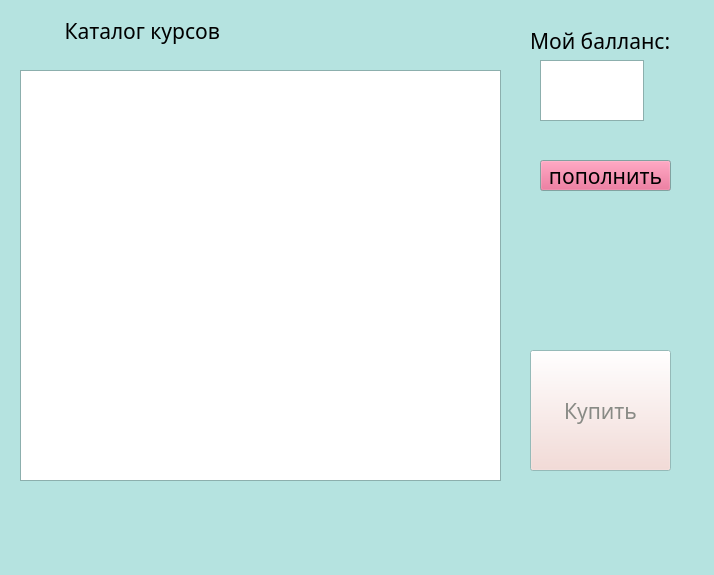
lizlizardplease/school_bmstu, file adds.ui: the form before one commit.
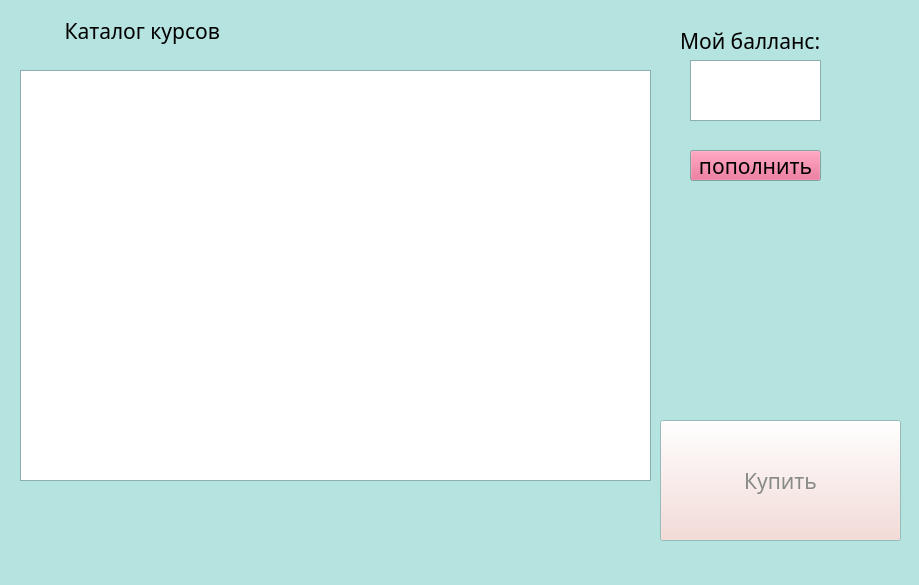
The form after the commit.

What changed in the file:
```diff
--- a/adds.ui
+++ b/adds.ui
@@ -6,8 +6,8 @@
    <rect>
     <x>0</x>
     <y>0</y>
-    <width>714</width>
-    <height>575</height>
+    <width>919</width>
+    <height>585</height>
    </rect>
   </property>
   <property name="palette">
@@ -128,10 +128,22 @@
     <rect>
      <x>20</x>
      <y>70</y>
-     <width>481</width>
+     <width>631</width>
      <height>411</height>
     </rect>
    </property>
+   <property name="frameShape">
+    <enum>QFrame::StyledPanel</enum>
+   </property>
+   <property name="frameShadow">
+    <enum>QFrame::Sunken</enum>
+   </property>
+   <property name="sizeAdjustPolicy">
+    <enum>QAbstractScrollArea::AdjustToContentsOnFirstShow</enum>
+   </property>
+   <attribute name="horizontalHeaderDefaultSectionSize">
+    <number>150</number>
+   </attribute>
   </widget>
   <widget class="QPushButton" name="pushButton">
    <property name="enabled">
@@ -139,9 +151,9 @@
    </property>
    <property name="geometry">
     <rect>
-     <x>530</x>
-     <y>350</y>
-     <width>141</width>
+     <x>660</x>
+     <y>420</y>
+     <width>241</width>
      <height>121</height>
     </rect>
    </property>
@@ -207,7 +219,7 @@
   <widget class="QLabel" name="label_2">
    <property name="geometry">
     <rect>
-     <x>530</x>
+     <x>680</x>
      <y>10</y>
      <width>151</width>
      <height>61</height>
@@ -220,9 +232,9 @@
   <widget class="QTextEdit" name="textEdit">
    <property name="geometry">
     <rect>
-     <x>540</x>
+     <x>690</x>
      <y>60</y>
-     <width>104</width>
+     <width>131</width>
      <height>61</height>
     </rect>
    </property>
@@ -230,8 +242,8 @@
   <widget class="QPushButton" name="pushButton_2">
    <property name="geometry">
     <rect>
-     <x>540</x>
-     <y>160</y>
+     <x>690</x>
+     <y>150</y>
      <width>131</width>
      <height>31</height>
     </rect>
```
Left out of the diff: 2 changed lines with no effect on the pictures.
